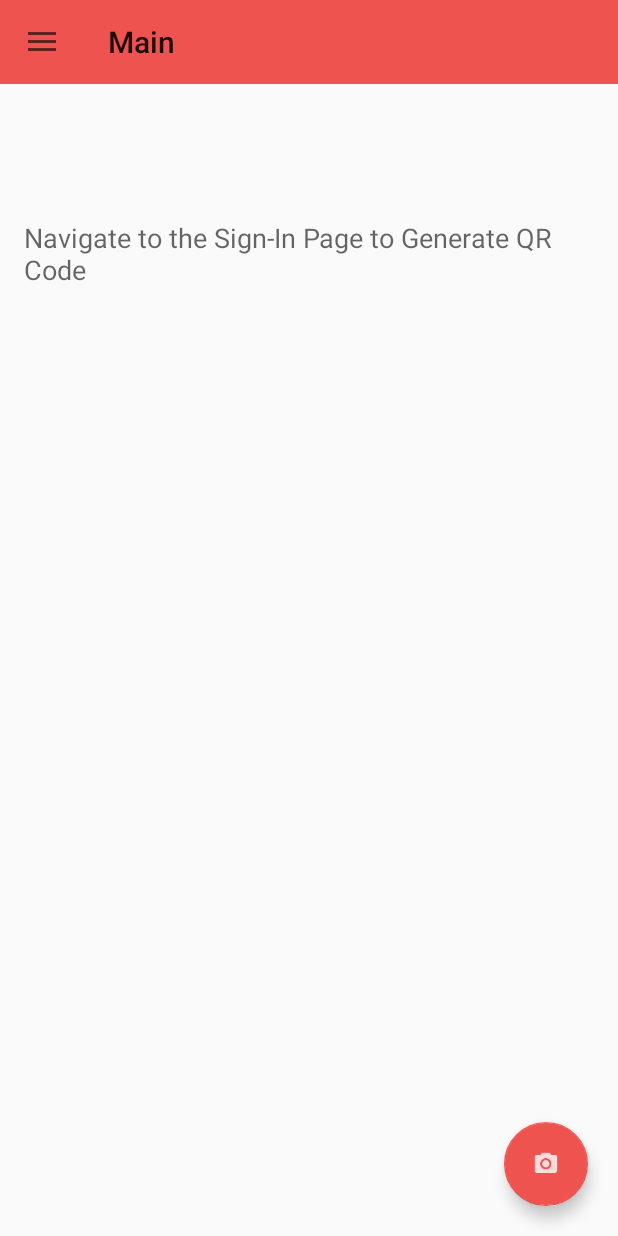
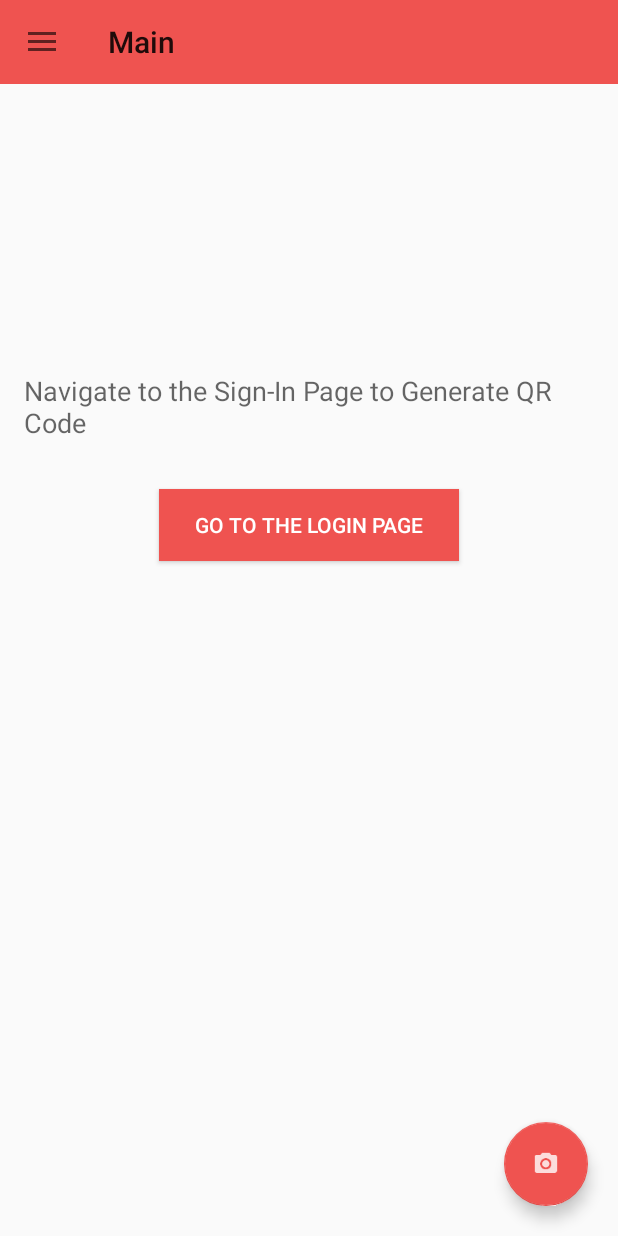
Before and after one commit to ArjunBansil/FollowUp, an Android app: the screen it shows after launch (MainActivity), on a phone screen of 412 x 824 dp. Run offline under Robolectric (Android 15) with nearby library versions, the phone set to English and light mode, and no system bars; libraries missing offline, so code that uses them is left out: com.facebook, com.facebook.login, com.twitter.sdk, io.fabric.sdk; 3 statements that could not run were skipped.

Commit message:
Commented out Facebook Integration till private policy comes in Made it easier for first time users to use Optimized some code

```diff
--- a/app/src/main/java/com/kingkrooks/followup/MainActivityFragment.java
+++ b/app/src/main/java/com/kingkrooks/followup/MainActivityFragment.java
@@ -17,6 +17,7 @@ import android.util.Log;
 import android.view.LayoutInflater;
 import android.view.View;
 import android.view.ViewGroup;
+import android.widget.Button;
 import android.widget.ImageView;
 import android.widget.TextView;
 import android.widget.Toolbar;
@@ -40,6 +41,7 @@ public class MainActivityFragment extends Fragment {
     private View view;
     private ImageView img;
     private FloatingActionButton fab;
+    private Button login;
     private TextView txt;
     private static final int PIX_HEIGHT_WIDTH = 350;
 
@@ -49,10 +51,12 @@ public class MainActivityFragment extends Fragment {
                              Bundle savedInstanceState){
         view = inflater.inflate(R.layout.fragment_first, container, false);
 
-        getActivity().setRequestedOrientation(ActivityInfo.SCREEN_ORIENTATION_PORTRAIT);
+        final MainActivity activity = (MainActivity)getActivity();
+        activity.setRequestedOrientation(ActivityInfo.SCREEN_ORIENTATION_PORTRAIT);
 
         db = new DatabaseHandler(getActivity().getApplicationContext());
         img= (ImageView)view.findViewById(R.id.imageView);
+        login = (Button)view.findViewById(R.id.goToLogin);
         fab = (FloatingActionButton)view.findViewById(R.id.fab);
         txt = (TextView)view.findViewById(R.id.textView);
         fab.setOnClickListener(new View.OnClickListener() {
@@ -76,6 +80,7 @@ public class MainActivityFragment extends Fragment {
 
         if(row){
             img.setVisibility(View.VISIBLE);
+            login.setVisibility(View.GONE);
             List<Media_Container> mList = db.getAllMedia();
             List<Media_Container> fList = new ArrayList<Media_Container>();
 
@@ -103,6 +108,13 @@ public class MainActivityFragment extends Fragment {
 
         }else{
             img.setVisibility(View.INVISIBLE);
+            login.setOnClickListener(new View.OnClickListener() {
+                @Override
+                public void onClick(View v) {
+                    activity.initial = true;
+                    activity.goToLogin();
+                }
+            });
 
 
         }
--- a/app/src/main/java/com/kingkrooks/followup/ResultFragment.java
+++ b/app/src/main/java/com/kingkrooks/followup/ResultFragment.java
@@ -175,6 +175,7 @@ public class ResultFragment extends Fragment {
     @Override
     public void onDetach(){
         super.onDetach();
+        getActivity().getFragmentManager().beginTransaction().remove(this);
         counter = 0;
     }
 
--- a/app/src/main/res/layout/fragment_first.xml
+++ b/app/src/main/res/layout/fragment_first.xml
@@ -7,15 +7,15 @@
 
     <RelativeLayout xmlns:android="http://schemas.android.com/apk/res/android"
         xmlns:tools="http://schemas.android.com/tools" android:layout_width="match_parent"
-        android:layout_height="wrap_content" android:paddingLeft="@dimen/activity_horizontal_margin"
+        android:layout_height="400dp" android:paddingLeft="@dimen/activity_horizontal_margin"
         android:paddingRight="@dimen/activity_horizontal_margin"
         android:paddingTop="@dimen/activity_vertical_margin"
         android:paddingBottom="@dimen/activity_vertical_margin" tools:context=".MainActivityFragment">
 
 
         <ImageView
-            android:layout_width="wrap_content"
-            android:layout_height="wrap_content"
+            android:layout_width="150dp"
+            android:layout_height="150dp"
             android:id="@+id/imageView"
             android:layout_alignParentTop="true"
             android:layout_centerHorizontal="true"
@@ -31,6 +31,17 @@
             android:layout_below="@+id/imageView"
             android:layout_centerHorizontal="true"
             android:layout_marginTop="26dp" />
+
+        <Button
+            android:layout_width="200dp"
+            android:layout_height="wrap_content"
+            android:text="@string/goToLogin"
+            android:background="@color/colorPrimary"
+            android:textColor="#fff"
+            android:id="@+id/goToLogin"
+            android:layout_marginTop="32dp"
+            android:layout_below="@+id/textView"
+            android:layout_centerHorizontal="true" />
 
 
     </RelativeLayout>
--- a/app/src/main/res/values/strings.xml
+++ b/app/src/main/res/values/strings.xml
@@ -10,6 +10,7 @@
     <string name="item_3">Saved Contacts</string>
     <string name="open">Open Navigation Drawer</string>
     <string name="close">Close Navigation Drawer</string>
+    <string name="goToLogin">Go to the Login Page</string>
     <string name="explanation">This is the QR Code that Other People Need to Scan</string>
     <string name="not_there">Navigate to the Sign-In Page to Generate QR Code</string>
     <string name="expo">You can save contact information to use it later by clicking the save button on the bottom right corner once you have scanned it and use the Saved Contacts page to use it</string>
```
Also changed, not shown: app/src/main/java/com/kingkrooks/followup/MainActivity.java (+29 -5 lines), app/src/main/java/com/kingkrooks/followup/fragment_two.java (+8 -2 lines), app/src/main/res/layout/fragment_fragment_two.xml (+24 -23 lines), 2 other files.
